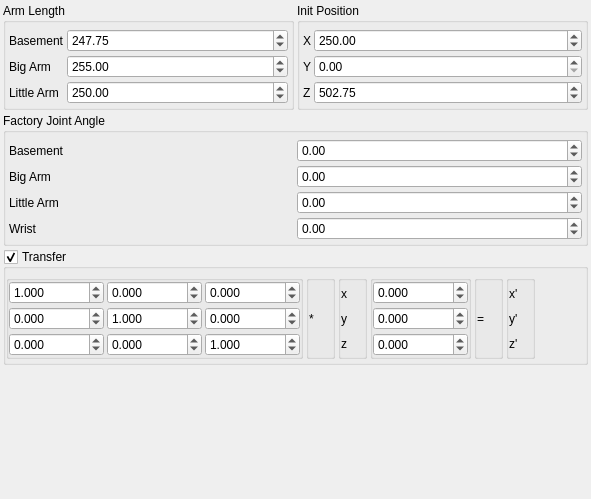
Old version of the form source/wnd/ui/sinanjuconfig.ui in the repository ww4u/megarobostudio.
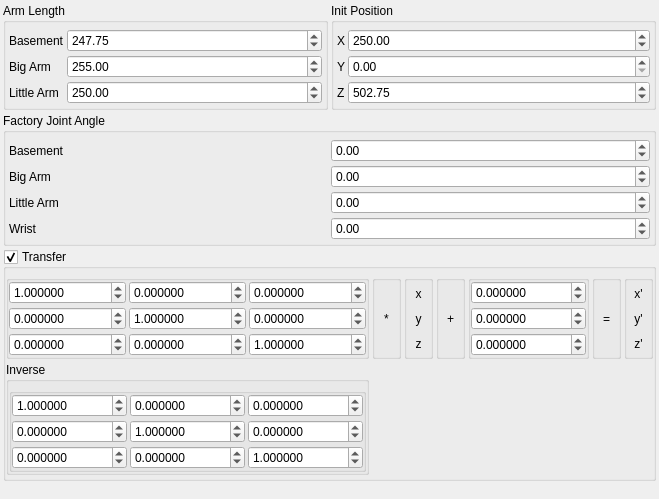
New version of the form.

Patch:
```diff
--- a/source/wnd/ui/sinanjuconfig.ui
+++ b/source/wnd/ui/sinanjuconfig.ui
@@ -277,19 +277,6 @@
      </layout>
     </widget>
    </item>
-   <item row="3" column="0">
-    <spacer name="verticalSpacer">
-     <property name="orientation">
-      <enum>Qt::Vertical</enum>
-     </property>
-     <property name="sizeHint" stdset="0">
-      <size>
-       <width>20</width>
-       <height>40</height>
-      </size>
-     </property>
-    </spacer>
-   </item>
    <item row="2" column="0" colspan="2">
     <widget class="QGroupBox" name="gpTransfer">
      <property name="title">
@@ -314,6 +301,40 @@
       <property name="spacing">
        <number>3</number>
       </property>
+      <item row="2" column="4">
+       <widget class="QGroupBox" name="groupBox_4">
+        <property name="title">
+         <string/>
+        </property>
+        <layout class="QVBoxLayout" name="verticalLayout_5">
+         <property name="spacing">
+          <number>0</number>
+         </property>
+         <property name="leftMargin">
+          <number>0</number>
+         </property>
+         <property name="topMargin">
+          <number>0</number>
+         </property>
+         <property name="rightMargin">
+          <number>0</number>
+         </property>
+         <property name="bottomMargin">
+          <number>0</number>
+         </property>
+         <item>
+          <widget class="QLabel" name="label_19">
+           <property name="text">
+            <string>+</string>
+           </property>
+           <property name="alignment">
+            <set>Qt::AlignCenter</set>
+           </property>
+          </widget>
+         </item>
+        </layout>
+       </widget>
+      </item>
       <item row="2" column="1">
        <widget class="QGroupBox" name="groupBox_5">
         <property name="title">
@@ -338,7 +359,7 @@
          <item row="3" column="0">
           <widget class="QDoubleSpinBox" name="spinR10">
            <property name="decimals">
-            <number>3</number>
+            <number>6</number>
            </property>
            <property name="minimum">
             <double>-1000000.000000000000000</double>
@@ -351,7 +372,7 @@
          <item row="6" column="0">
           <widget class="QDoubleSpinBox" name="spinR20">
            <property name="decimals">
-            <number>3</number>
+            <number>6</number>
            </property>
            <property name="minimum">
             <double>-1000000.000000000000000</double>
@@ -361,39 +382,26 @@
            </property>
           </widget>
          </item>
+         <item row="0" column="0">
+          <widget class="QDoubleSpinBox" name="spinR00">
+           <property name="decimals">
+            <number>6</number>
+           </property>
+           <property name="minimum">
+            <double>-1000000.000000000000000</double>
+           </property>
+           <property name="maximum">
+            <double>1000000.000000000000000</double>
+           </property>
+           <property name="value">
+            <double>1.000000000000000</double>
+           </property>
+          </widget>
+         </item>
          <item row="0" column="1">
           <widget class="QDoubleSpinBox" name="spinR01">
            <property name="decimals">
-            <number>3</number>
-           </property>
-           <property name="minimum">
-            <double>-1000000.000000000000000</double>
-           </property>
-           <property name="maximum">
-            <double>1000000.000000000000000</double>
-           </property>
-          </widget>
-         </item>
-         <item row="0" column="0">
-          <widget class="QDoubleSpinBox" name="spinR00">
-           <property name="decimals">
-            <number>3</number>
-           </property>
-           <property name="minimum">
-            <double>-1000000.000000000000000</double>
-           </property>
-           <property name="maximum">
-            <double>1000000.000000000000000</double>
-           </property>
-           <property name="value">
-            <double>1.000000000000000</double>
-           </property>
-          </widget>
-         </item>
-         <item row="0" column="2">
-          <widget class="QDoubleSpinBox" name="spinR02">
-           <property name="decimals">
-            <number>3</number>
+            <number>6</number>
            </property>
            <property name="minimum">
             <double>-1000000.000000000000000</double>
@@ -406,7 +414,36 @@
          <item row="3" column="1">
           <widget class="QDoubleSpinBox" name="spinR11">
            <property name="decimals">
-            <number>3</number>
+            <number>6</number>
+           </property>
+           <property name="minimum">
+            <double>-1000000.000000000000000</double>
+           </property>
+           <property name="maximum">
+            <double>1000000.000000000000000</double>
+           </property>
+           <property name="value">
+            <double>1.000000000000000</double>
+           </property>
+          </widget>
+         </item>
+         <item row="0" column="2">
+          <widget class="QDoubleSpinBox" name="spinR02">
+           <property name="decimals">
+            <number>6</number>
+           </property>
+           <property name="minimum">
+            <double>-1000000.000000000000000</double>
+           </property>
+           <property name="maximum">
+            <double>1000000.000000000000000</double>
+           </property>
+          </widget>
+         </item>
+         <item row="6" column="2">
+          <widget class="QDoubleSpinBox" name="spinR22">
+           <property name="decimals">
+            <number>6</number>
            </property>
            <property name="minimum">
             <double>-1000000.000000000000000</double>
@@ -422,7 +459,7 @@
          <item row="3" column="2">
           <widget class="QDoubleSpinBox" name="spinR12">
            <property name="decimals">
-            <number>3</number>
+            <number>6</number>
            </property>
            <property name="minimum">
             <double>-1000000.000000000000000</double>
@@ -435,7 +472,7 @@
          <item row="6" column="1">
           <widget class="QDoubleSpinBox" name="spinR21">
            <property name="decimals">
-            <number>3</number>
+            <number>6</number>
            </property>
            <property name="minimum">
             <double>-1000000.000000000000000</double>
@@ -445,26 +482,98 @@
            </property>
           </widget>
          </item>
-         <item row="6" column="2">
-          <widget class="QDoubleSpinBox" name="spinR22">
-           <property name="decimals">
-            <number>3</number>
+        </layout>
+       </widget>
+      </item>
+      <item row="2" column="7">
+       <widget class="QGroupBox" name="groupBox_7">
+        <property name="title">
+         <string/>
+        </property>
+        <layout class="QVBoxLayout" name="verticalLayout_4">
+         <property name="spacing">
+          <number>0</number>
+         </property>
+         <property name="leftMargin">
+          <number>0</number>
+         </property>
+         <property name="topMargin">
+          <number>0</number>
+         </property>
+         <property name="rightMargin">
+          <number>0</number>
+         </property>
+         <property name="bottomMargin">
+          <number>0</number>
+         </property>
+         <item>
+          <widget class="QLabel" name="label_16">
+           <property name="text">
+            <string>x'</string>
            </property>
-           <property name="minimum">
-            <double>-1000000.000000000000000</double>
+           <property name="alignment">
+            <set>Qt::AlignCenter</set>
            </property>
-           <property name="maximum">
-            <double>1000000.000000000000000</double>
+          </widget>
+         </item>
+         <item>
+          <widget class="QLabel" name="label_17">
+           <property name="text">
+            <string>y'</string>
            </property>
-           <property name="value">
-            <double>1.000000000000000</double>
+           <property name="alignment">
+            <set>Qt::AlignCenter</set>
            </property>
           </widget>
          </item>
+         <item>
+          <widget class="QLabel" name="label_18">
+           <property name="text">
+            <string>z'</string>
+           </property>
+           <property name="alignment">
+            <set>Qt::AlignCenter</set>
+           </property>
+          </widget>
+         </item>
         </layout>
        </widget>
       </item>
-      <item row="2" column="4">
+      <item row="2" column="6">
+       <widget class="QGroupBox" name="groupBox_10">
+        <property name="title">
+         <string/>
+        </property>
+        <layout class="QVBoxLayout" name="verticalLayout_3">
+         <property name="spacing">
+          <number>3</number>
+         </property>
+         <property name="leftMargin">
+          <number>0</number>
+         </property>
+         <property name="topMargin">
+          <number>0</number>
+         </property>
+         <property name="rightMargin">
+          <number>0</number>
+         </property>
+         <property name="bottomMargin">
+          <number>0</number>
+         </property>
+         <item>
+          <widget class="QLabel" name="label_15">
+           <property name="text">
+            <string>=</string>
+           </property>
+           <property name="alignment">
+            <set>Qt::AlignCenter</set>
+           </property>
+          </widget>
+         </item>
+        </layout>
+       </widget>
+      </item>
+      <item row="2" column="5">
        <widget class="QGroupBox" name="groupBox_6">
         <property name="title">
          <string/>
@@ -488,7 +597,7 @@
          <item row="2" column="0">
           <widget class="QDoubleSpinBox" name="spinS10">
            <property name="decimals">
-            <number>3</number>
+            <number>6</number>
            </property>
            <property name="minimum">
             <double>-1000000.000000000000000</double>
@@ -501,7 +610,7 @@
          <item row="3" column="0">
           <widget class="QDoubleSpinBox" name="spinS20">
            <property name="decimals">
-            <number>3</number>
+            <number>6</number>
            </property>
            <property name="minimum">
             <double>-1000000.000000000000000</double>
@@ -514,7 +623,7 @@
          <item row="0" column="0">
           <widget class="QDoubleSpinBox" name="spinS00">
            <property name="decimals">
-            <number>3</number>
+            <number>6</number>
            </property>
            <property name="minimum">
             <double>-1000000.000000000000000</double>
@@ -553,6 +662,9 @@
            <property name="text">
             <string>x</string>
            </property>
+           <property name="alignment">
+            <set>Qt::AlignCenter</set>
+           </property>
           </widget>
          </item>
          <item>
@@ -560,6 +672,9 @@
            <property name="text">
             <string>y</string>
            </property>
+           <property name="alignment">
+            <set>Qt::AlignCenter</set>
+           </property>
           </widget>
          </item>
          <item>
@@ -567,6 +682,9 @@
            <property name="text">
             <string>z</string>
            </property>
+           <property name="alignment">
+            <set>Qt::AlignCenter</set>
+           </property>
           </widget>
          </item>
         </layout>
@@ -598,57 +716,15 @@
            <property name="text">
             <string>*</string>
            </property>
-          </widget>
-         </item>
-        </layout>
-       </widget>
-      </item>
-      <item row="2" column="6">
-       <widget class="QGroupBox" name="groupBox_7">
-        <property name="title">
-         <string/>
-        </property>
-        <layout class="QVBoxLayout" name="verticalLayout_4">
-         <property name="spacing">
-          <number>0</number>
-         </property>
-         <property name="leftMargin">
-          <number>0</number>
-         </property>
-         <property name="topMargin">
-          <number>0</number>
-         </property>
-         <property name="rightMargin">
-          <number>0</number>
-         </property>
-         <property name="bottomMargin">
-          <number>0</number>
-         </property>
-         <item>
-          <widget class="QLabel" name="label_16">
-           <property name="text">
-            <string>x'</string>
+           <property name="alignment">
+            <set>Qt::AlignCenter</set>
            </property>
           </widget>
          </item>
-         <item>
-          <widget class="QLabel" name="label_17">
-           <property name="text">
-            <string>y'</string>
-           </property>
-          </widget>
-         </item>
-         <item>
-          <widget class="QLabel" name="label_18">
-           <property name="text">
-            <string>z'</string>
-           </property>
-          </widget>
-         </item>
         </layout>
        </widget>
       </item>
-      <item row="2" column="7">
+      <item row="2" column="8">
        <spacer name="horizontalSpacer">
         <property name="orientation">
          <enum>Qt::Horizontal</enum>
@@ -661,20 +737,17 @@
         </property>
        </spacer>
       </item>
-      <item row="2" column="5">
-       <widget class="QGroupBox" name="groupBox_10">
+      <item row="3" column="1">
+       <widget class="QGroupBox" name="groupBox_11">
         <property name="title">
-         <string/>
+         <string>Inverse</string>
         </property>
-        <layout class="QVBoxLayout" name="verticalLayout_3">
-         <property name="spacing">
-          <number>3</number>
-         </property>
+        <layout class="QGridLayout" name="gridLayout_7">
          <property name="leftMargin">
           <number>0</number>
          </property>
          <property name="topMargin">
-          <number>0</number>
+          <number>6</number>
          </property>
          <property name="rightMargin">
           <number>0</number>
@@ -682,11 +755,157 @@
          <property name="bottomMargin">
           <number>0</number>
          </property>
-         <item>
-          <widget class="QLabel" name="label_15">
-           <property name="text">
-            <string>=</string>
+         <property name="spacing">
+          <number>3</number>
+         </property>
+         <item row="0" column="0">
+          <widget class="QGroupBox" name="groupBox_12">
+           <property name="title">
+            <string/>
            </property>
+           <layout class="QGridLayout" name="gridLayout_6">
+            <property name="leftMargin">
+             <number>0</number>
+            </property>
+            <property name="topMargin">
+             <number>0</number>
+            </property>
+            <property name="rightMargin">
+             <number>0</number>
+            </property>
+            <property name="bottomMargin">
+             <number>0</number>
+            </property>
+            <property name="spacing">
+             <number>3</number>
+            </property>
+            <item row="3" column="0">
+             <widget class="QDoubleSpinBox" name="spinR10_2">
+              <property name="decimals">
+               <number>6</number>
+              </property>
+              <property name="minimum">
+               <double>-1000000.000000000000000</double>
+              </property>
+              <property name="maximum">
+               <double>1000000.000000000000000</double>
+              </property>
+             </widget>
+            </item>
+            <item row="6" column="0">
+             <widget class="QDoubleSpinBox" name="spinR20_2">
+              <property name="decimals">
+               <number>6</number>
+              </property>
+              <property name="minimum">
+               <double>-1000000.000000000000000</double>
+              </property>
+              <property name="maximum">
+               <double>1000000.000000000000000</double>
+              </property>
+             </widget>
+            </item>
+            <item row="0" column="1">
+             <widget class="QDoubleSpinBox" name="spinR01_2">
+              <property name="decimals">
+               <number>6</number>
+              </property>
+              <property name="minimum">
+               <double>-1000000.000000000000000</double>
+              </property>
+              <property name="maximum">
+               <double>1000000.000000000000000</double>
+              </property>
+             </widget>
+            </item>
+            <item row="0" column="0">
+             <widget class="QDoubleSpinBox" name="spinR00_2">
+              <property name="decimals">
+               <number>6</number>
+              </property>
+              <property name="minimum">
+               <double>-1000000.000000000000000</double>
+              </property>
+              <property name="maximum">
+               <double>1000000.000000000000000</double>
+              </property>
+              <property name="value">
+               <double>1.000000000000000</double>
+              </property>
+             </widget>
+            </item>
+            <item row="0" column="2">
+             <widget class="QDoubleSpinBox" name="spinR02_2">
+              <property name="decimals">
+               <number>6</number>
+              </property>
+              <property name="minimum">
+               <double>-1000000.000000000000000</double>
+              </property>
+              <property name="maximum">
+               <double>1000000.000000000000000</double>
+              </property>
+             </widget>
+            </item>
+            <item row="3" column="1">
+             <widget class="QDoubleSpinBox" name="spinR11_2">
+              <property name="decimals">
+               <number>6</number>
+              </property>
+              <property name="minimum">
+               <double>-1000000.000000000000000</double>
+              </property>
+              <property name="maximum">
+               <double>1000000.000000000000000</double>
+              </property>
+              <property name="value">
+               <double>1.000000000000000</double>
+              </property>
+             </widget>
+            </item>
+            <item row="3" column="2">
+             <widget class="QDoubleSpinBox" name="spinR12_2">
+              <property name="decimals">
+               <number>6</number>
+              </property>
+              <property name="minimum">
+               <double>-1000000.000000000000000</double>
+              </property>
+              <property name="maximum">
+               <double>1000000.000000000000000</double>
+              </property>
+             </widget>
+            </item>
+            <item row="6" column="1">
+             <widget class="QDoubleSpinBox" name="spinR21_2">
+              <property name="decimals">
+               <number>6</number>
+              </property>
+              <property name="minimum">
+               <double>-1000000.000000000000000</double>
+              </property>
+              <property name="maximum">
+               <double>1000000.000000000000000</double>
+              </property>
+             </widget>
+            </item>
+            <item row="6" column="2">
+             <widget class="QDoubleSpinBox" name="spinR22_2">
+              <property name="decimals">
+               <number>6</number>
+              </property>
+              <property name="minimum">
+               <double>-1000000.000000000000000</double>
+              </property>
+              <property name="maximum">
+               <double>1000000.000000000000000</double>
+              </property>
+              <property name="value">
+               <double>1.000000000000000</double>
+              </property>
+             </widget>
+            </item>
+           </layout>
           </widget>
          </item>
         </layout>
@@ -695,6 +914,19 @@
      </layout>
     </widget>
    </item>
+   <item row="4" column="0">
+    <spacer name="verticalSpacer">
+     <property name="orientation">
+      <enum>Qt::Vertical</enum>
+     </property>
+     <property name="sizeHint" stdset="0">
+      <size>
+       <width>20</width>
+       <height>40</height>
+      </size>
+     </property>
+    </spacer>
+   </item>
   </layout>
  </widget>
  <resources/>
```
